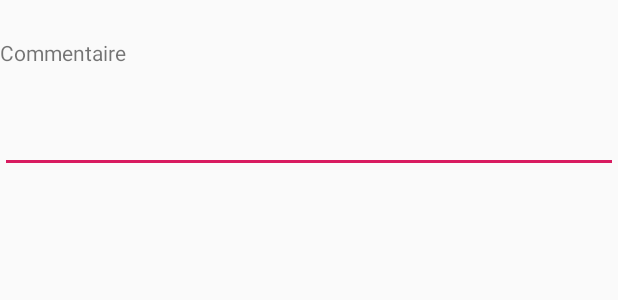
After one commit to Guillaume-GitHub/MoodTracker, an Android app: the layout comment_popup.xml on its own in the app's theme, with its tools: preview values and no code run, on a phone screen of 412 x 824 dp. The commit adds this screen. Shown: the top 300 px of the screen. Run offline under Robolectric (Android 15) with nearby library versions, the phone set to English and light mode, and no system bars.

Commit message:
Implement AlertDialog onclik Comment Button

```diff
--- a/app/src/main/java/com/bague/guillaume/moodtracker/RecyclerViewAdapter.java
+++ b/app/src/main/java/com/bague/guillaume/moodtracker/RecyclerViewAdapter.java
@@ -38,8 +38,6 @@ public class RecyclerViewAdapter extends RecyclerView.Adapter<RecyclerViewAdapte
             R.color.cornflower_blue_65,
             R.color.warm_grey,
             R.color.faded_red,
-
-
     };
 
     public RecyclerViewAdapter(Context context) {
--- a/app/src/main/res/layout/activity_recyclerview_slider.xml
+++ b/app/src/main/res/layout/activity_recyclerview_slider.xml
@@ -10,8 +10,8 @@
 
     <ImageView
         android:id="@+id/activity_recyclerview_ImageView"
-        android:layout_width="wrap_content"
-        android:layout_height="wrap_content"
+        android:layout_width="250dp"
+        android:layout_height="250dp"
         tools:srcCompat="@drawable/smiley_normal" />
 
 </LinearLayout>
--- /dev/null
+++ b/app/src/main/res/layout/comment_popup.xml
@@ -0,0 +1,24 @@
+<?xml version="1.0" encoding="utf-8"?>
+<LinearLayout
+    xmlns:android="http://schemas.android.com/apk/res/android"
+    xmlns:tools="http://schemas.android.com/tools"
+    android:layout_width="match_parent"
+    android:layout_height="match_parent"
+    android:orientation="vertical">
+
+    <TextView
+        android:id="@+id/textView"
+        android:layout_width="wrap_content"
+        android:layout_height="wrap_content"
+        android:text="Commentaire"
+        android:layout_marginTop="25dp"
+        android:layout_marginBottom="25dp"/>
+
+    <EditText
+        android:id="@+id/editText"
+        android:layout_width="match_parent"
+        android:layout_height="wrap_content"
+        tools:layout_editor_absoluteX="0dp"
+        tools:layout_editor_absoluteY="31dp" />
+
+</LinearLayout>
```
Also changed, not shown: app/src/main/java/com/bague/guillaume/moodtracker/MainActivity.java (+40 -2 lines).
